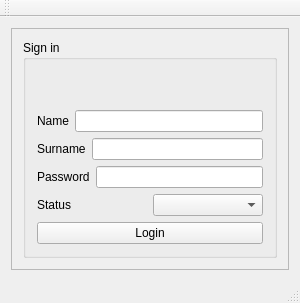
Before: the Qt Designer form courses/prog_base_3/project/ClinicsManagementSystem/loginwindow.ui in KarinaChumak/KPIrepository, drawn with Qt 5.
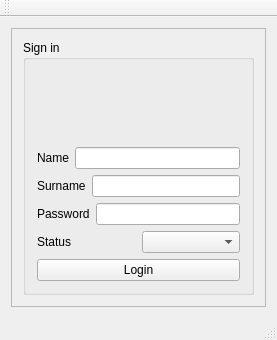
After: the same form once the commit is applied.

```diff
--- a/courses/prog_base_3/project/ClinicsManagementSystem/loginwindow.ui
+++ b/courses/prog_base_3/project/ClinicsManagementSystem/loginwindow.ui
@@ -6,8 +6,8 @@
    <rect>
     <x>0</x>
     <y>0</y>
-    <width>300</width>
-    <height>303</height>
+    <width>277</width>
+    <height>340</height>
    </rect>
   </property>
   <property name="sizePolicy">
@@ -19,6 +19,10 @@
   <property name="windowTitle">
    <string>LoginWindow</string>
   </property>
+  <property name="styleSheet">
+   <string notr="true">font: 75 8pt &quot;Segoe Print&quot;;
+</string>
+  </property>
   <property name="animated">
    <bool>true</bool>
   </property>
@@ -34,8 +38,8 @@
         <rect>
          <x>0</x>
          <y>0</y>
-         <width>280</width>
-         <height>230</height>
+         <width>257</width>
+         <height>259</height>
         </rect>
        </property>
        <layout class="QGridLayout" name="gridLayout_3">
@@ -466,9 +470,11 @@
                </property>
                <property name="font">
                 <font>
-                 <family>Microsoft YaHei</family>
-                 <pointsize>10</pointsize>
+                 <family>Segoe Print</family>
+                 <pointsize>8</pointsize>
+                 <weight>9</weight>
                  <italic>false</italic>
+                 <bold>false</bold>
                 </font>
                </property>
                <property name="text">
@@ -543,6 +549,12 @@
                </item>
                <item>
                 <widget class="QPushButton" name="pushButton_login">
+                 <property name="toolTip">
+                  <string>Press to log in the system</string>
+                 </property>
+                 <property name="styleSheet">
+                  <string notr="true">border-color: qradialgradient(spread:repeat, cx:0.5, cy:0.5, radius:0.077, fx:0.5, fy:0.5, stop:0 rgba(0, 169, 255, 147), stop:0.497326 rgba(0, 0, 0, 147), stop:1 rgba(0, 169, 255, 147));</string>
+                 </property>
                  <property name="text">
                   <string>Login</string>
                  </property>
```
Left out of the diff: 10 changed lines with no effect on the pictures.
